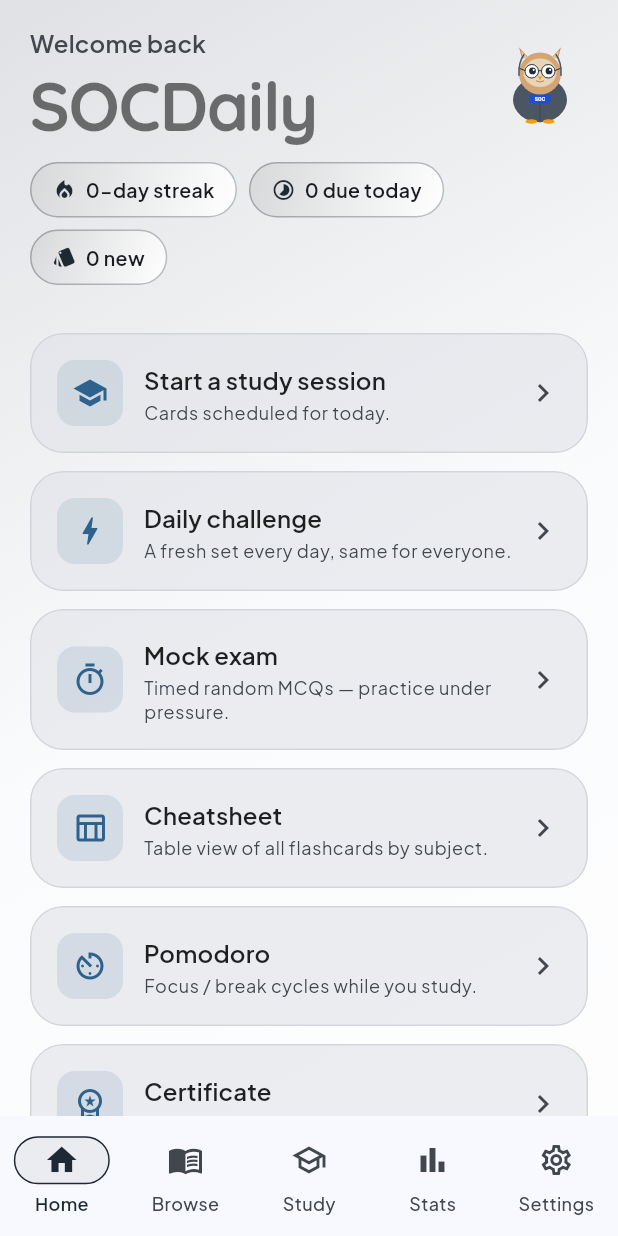
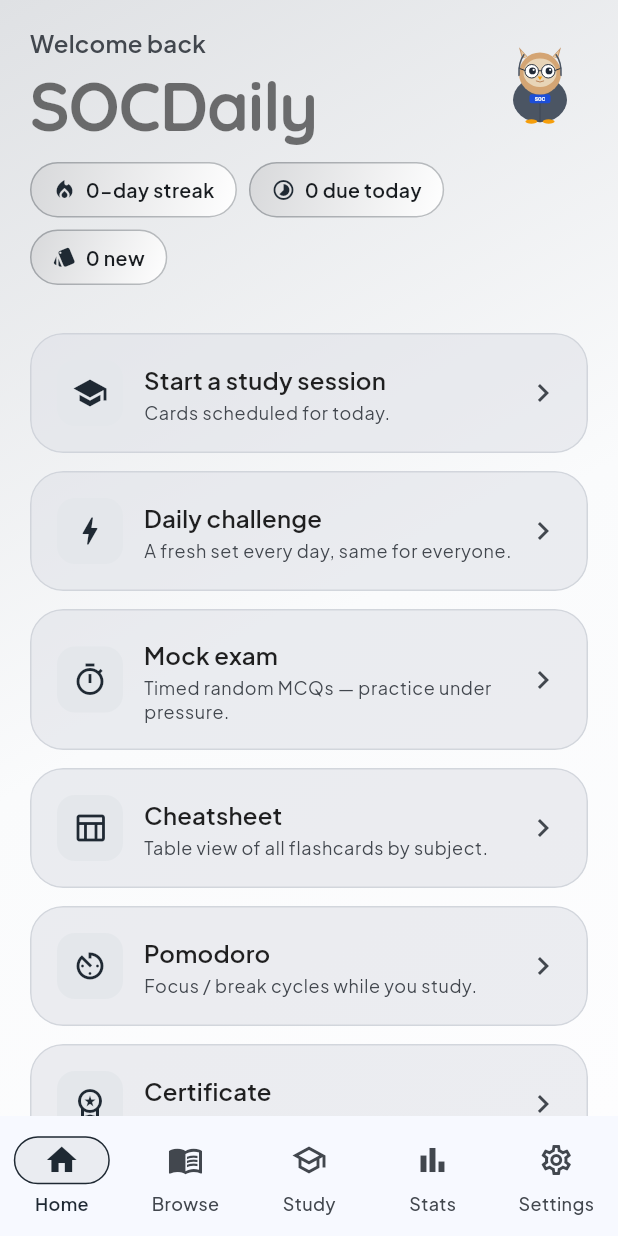
Before and after one commit to keaume34/SOCDaily, a Flutter app: the screen it shows after launch, after a tap on "Skip", on a phone screen of 412 x 824 dp. Run offline on Flutter 3.47's test engine with Material 3 defaults, Android fonts, the phone set to English and light mode, and no system bars; our stand-ins replace confetti, dio, drift, flutter_markdown, flutter_riverpod, flutter_svg and 5 more; accounts and stored records are empty; generated files the repository leaves out were written again.

Commit message:
P13.E: home accent tiles + Daily mascot summary + certificate font pair
Home dashboard:
- _DashCard now ConsumerWidget reading the active AppAccent. Icon tile bg
  goes accent.soft, icon goes accent.deep. Replaces the previous flat
  primary@12% wash so the user's accent choice actually surfaces on Home.

Daily Challenge:
- _DailyResult shows Otto (correct mood) above the trophy on the
  completion card.

Certificate:
- Loads bundled Quicksand + PlusJakartaSans TTFs via rootBundle and
  applies them per pw.TextStyle. Display font on holder name / 'SOCDaily'
  / stat values / 'SELF-PACED' badge; body font everywhere else. Falls
  back to Helvetica when the assets are missing (test envs).

flutter analyze: only pre-existing assets/i18n warning + deprecated info.
flutter test: 91/91 still pass.

```diff
--- a/app/lib/src/features/daily/daily_challenge_screen.dart
+++ b/app/lib/src/features/daily/daily_challenge_screen.dart
@@ -9,6 +9,7 @@ import 'package:go_router/go_router.dart';
 
 import '../../data/db/content_repository.dart';
 import '../../data/db/user_state_repository.dart';
+import '../../mascot/mascot_widget.dart';
 import '../../theme/gradient_background.dart';
 import '../settings/settings_controller.dart';
 import '../study/study_session_controller.dart';
@@ -299,8 +300,10 @@ class _DailyResult extends StatelessWidget {
         child: Column(
           mainAxisSize: MainAxisSize.min,
           children: [
+            const MascotWidget(mood: OttoMood.correct, size: 100),
+            const SizedBox(height: 8),
             Icon(Icons.emoji_events_outlined,
-                size: 56, color: theme.colorScheme.primary),
+                size: 48, color: theme.colorScheme.primary),
             const SizedBox(height: 12),
             Text('Daily challenge complete',
                 style: theme.textTheme.headlineSmall),
--- a/app/lib/src/features/home/home_screen.dart
+++ b/app/lib/src/features/home/home_screen.dart
@@ -159,7 +159,7 @@ class HomeScreen extends ConsumerWidget {
   }
 }
 
-class _DashCard extends StatelessWidget {
+class _DashCard extends ConsumerWidget {
   const _DashCard({
     required this.icon,
     required this.title,
@@ -173,8 +173,9 @@ class _DashCard extends StatelessWidget {
   final VoidCallback? onTap;
 
   @override
-  Widget build(BuildContext context) {
+  Widget build(BuildContext context, WidgetRef ref) {
     final theme = Theme.of(context);
+    final accent = ref.watch(settingsControllerProvider).accent;
     return TapBounce(
       onTap: onTap,
       child: Card(
@@ -190,10 +191,10 @@ class _DashCard extends StatelessWidget {
                   height: 44,
                   alignment: Alignment.center,
                   decoration: BoxDecoration(
-                    color: theme.colorScheme.primary.withOpacity(0.12),
+                    color: accent.soft,
                     borderRadius: BorderRadius.circular(12),
                   ),
-                  child: Icon(icon, color: theme.colorScheme.primary),
+                  child: Icon(icon, color: accent.deep),
                 ),
                 const SizedBox(width: 14),
                 Expanded(
```
Also changed, not shown: app/lib/src/services/certificate_service.dart (+51 -8 lines).
